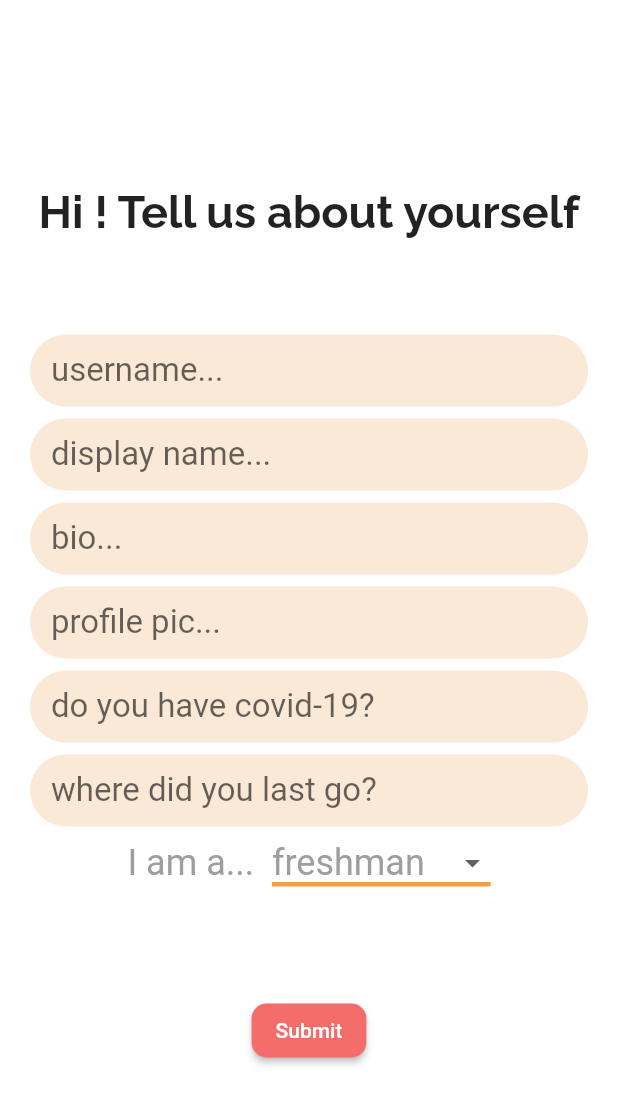
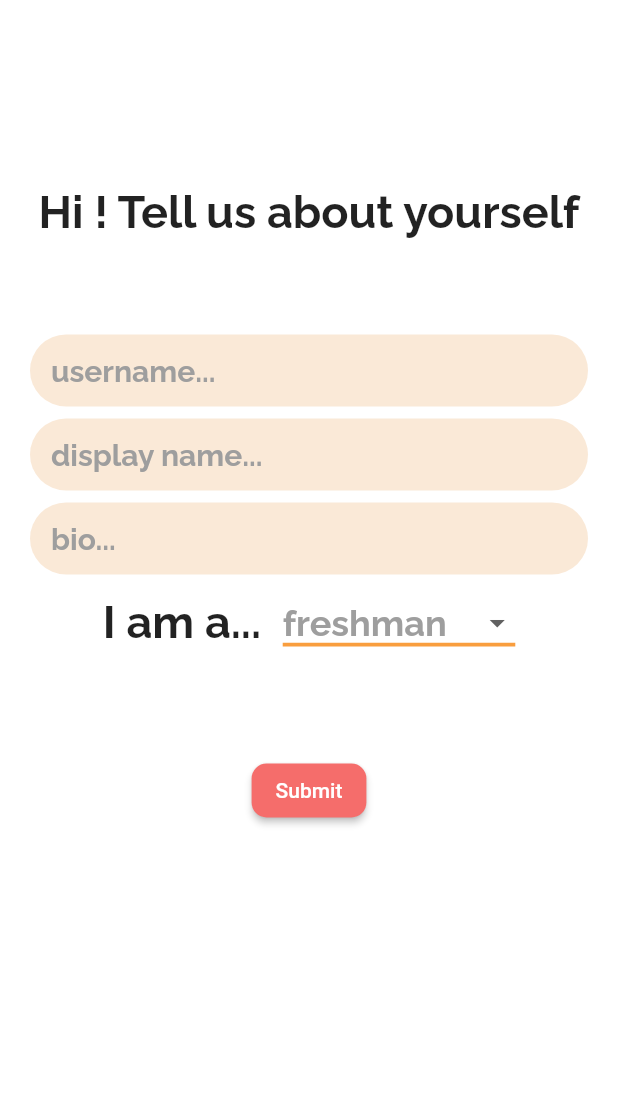
Before and after one commit to ishajain15/UniLyfe, a Flutter app: the EnterInfoPage screen opened directly, on a phone screen of 412 x 824 dp. Shown: the top 1104 px of the screen. Run offline on Flutter 3.47's test engine with Material 2 defaults, Android fonts, the phone set to English and light mode, and no system bars; our stand-ins replace auto_size_text, cloud_firestore, community_material_icon, firebase_auth, firebase_core, font_awesome_flutter and 4 more; missing offline and left inert: polls, profanity_filter; accounts and stored records are empty; generated files the repository leaves out were written again.

Commit message:
styling changes to the intermediate page

```diff
--- a/unilyfe_app/lib/page/enterinfo_page.dart
+++ b/unilyfe_app/lib/page/enterinfo_page.dart
@@ -78,7 +78,7 @@ class _EnterInfoPageState extends State<EnterInfoPage> {
             Container(
               padding: const EdgeInsets.all(4),
             ),
-            _changeInfo('profile pic...', _profilePictureController),
+            /*_changeInfo('profile pic...', _profilePictureController),
             Container(
               padding: const EdgeInsets.all(4),
             ),
@@ -86,11 +86,15 @@ class _EnterInfoPageState extends State<EnterInfoPage> {
             Container(
               padding: const EdgeInsets.all(4),
             ),
-            _changeInfo('where did you last go?', _locationController),
+            _changeInfo('where did you last go?', _locationController),*/
             Row(mainAxisAlignment: MainAxisAlignment.center, children: <Widget>[
               Text(
                 'I am a...  ',
-                style: TextStyle(color: Colors.grey, fontSize: 24),
+                //style: TextStyle(color: Colors.grey, fontSize: 24),
+                style: TextStyle(
+                    fontSize: 30,
+                    fontWeight: FontWeight.bold,
+                    fontFamily: 'Raleway'),
               ),
               _MyYearDropDownWidget(),
             ]),
@@ -217,11 +221,10 @@ class _EnterInfoPageState extends State<EnterInfoPage> {
   }
 
   Widget displayTitle(context, snapshot) {
-    return Column(
-      children: <Widget>[
-    FutureBuilder(
-        future: _getName(),
-        builder: (context, snapshot) {
+    return Column(children: <Widget>[
+      FutureBuilder(
+          future: _getName(),
+          builder: (context, snapshot) {
             return Text(
               'Hi ' + _name + '! ' + 'Tell us about yourself',
               textAlign: TextAlign.center,
@@ -230,16 +233,15 @@ class _EnterInfoPageState extends State<EnterInfoPage> {
                   fontWeight: FontWeight.bold,
                   fontFamily: 'Raleway'),
             );
-        })
-      ]
-    );
+          })
+    ]);
   }
 
   Widget pad = Container(
     padding: const EdgeInsets.all(32),
   );
 
-  Widget _changeInfo(
+  /*Widget _changeInfo(
       String textBoxText, TextEditingController editingController) {
     return TextField(
       controller: editingController,
@@ -253,6 +255,40 @@ class _EnterInfoPageState extends State<EnterInfoPage> {
             const EdgeInsets.only(left: 14.0, bottom: 8.0, top: 8.0),
         focusedBorder: OutlineInputBorder(
           borderSide: BorderSide(color: Colors.black),
+          borderRadius: BorderRadius.circular(25.7),
+        ),
+        enabledBorder: UnderlineInputBorder(
+          borderSide: BorderSide.none,
+          borderRadius: BorderRadius.circular(25.7),
+        ),
+      ),
+    );
+  }*/
+
+    Widget _changeInfo(
+      String textBoxText, TextEditingController editingController) {
+    return TextField(
+      controller: editingController,
+      autofocus: false,
+      style: TextStyle(
+          fontSize: 22,
+          color: Colors.black,
+          fontFamily: 'Raleway',
+          fontWeight: FontWeight.bold),
+      decoration: InputDecoration(
+        filled: true,
+        fillColor: Color(0xFFfae9d7),
+        hintText: textBoxText,
+        hintStyle: TextStyle(
+          color: Colors.grey,
+          fontSize: 20,
+          fontFamily: 'Raleway',
+          fontWeight: FontWeight.bold,
+        ),
+        contentPadding:
+            const EdgeInsets.only(left: 14.0, bottom: 8.0, top: 8.0),
+        focusedBorder: OutlineInputBorder(
+          borderSide: BorderSide(color: Colors.grey),
           borderRadius: BorderRadius.circular(25.7),
         ),
         enabledBorder: UnderlineInputBorder(
@@ -368,7 +404,7 @@ class _MyYearDropDown extends State<_MyYearDropDownWidget> {
       elevation: 16,
       style: const TextStyle(color: Colors.grey, fontSize: 24),
       underline: Container(
-        height: 3,
+        height: 2.5,
         color: const Color(0xFFF99E3E),
       ),
       onChanged: (String newValue) async {
@@ -389,7 +425,14 @@ class _MyYearDropDown extends State<_MyYearDropDownWidget> {
           .map<DropdownMenuItem<String>>((String value) {
         return DropdownMenuItem<String>(
           value: value,
-          child: Text(value),
+          child: Text(
+            value,
+            style: TextStyle(
+              color: Colors.grey,
+                fontSize: 24,
+                fontWeight: FontWeight.bold,
+                fontFamily: 'Raleway'),
+          ),
         );
       }).toList(),
     );
```
